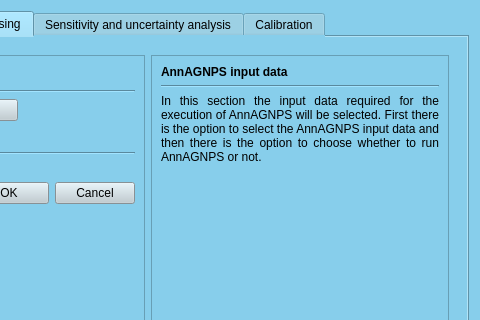
This is ui/dialog_base.ui in Inigobarbe/QAnnAGNPS as Qt 5 draws it before an edit; both pictures show x 220 to 700 and y 0 to 320 of the 700 by 475 pixel window. The edited form follows.
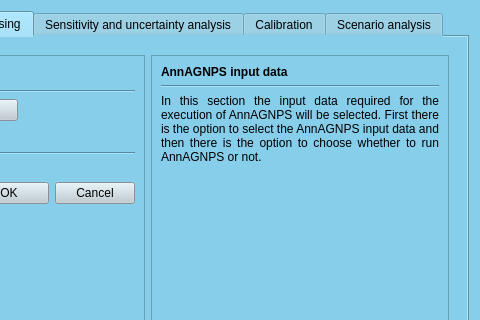
This is the edited form. The open tabs and pages were chosen to show the change.

```diff
--- a/ui/dialog_base.ui
+++ b/ui/dialog_base.ui
@@ -1818,6 +1818,11 @@
        </item>
       </layout>
      </widget>
+     <widget class="QWidget" name="tab_6">
+      <attribute name="title">
+       <string>Scenario analysis</string>
+      </attribute>
+     </widget>
     </widget>
    </item>
    <item row="1" column="8">
```
Left out of the diff: 6 changed lines with no effect on the pictures.
